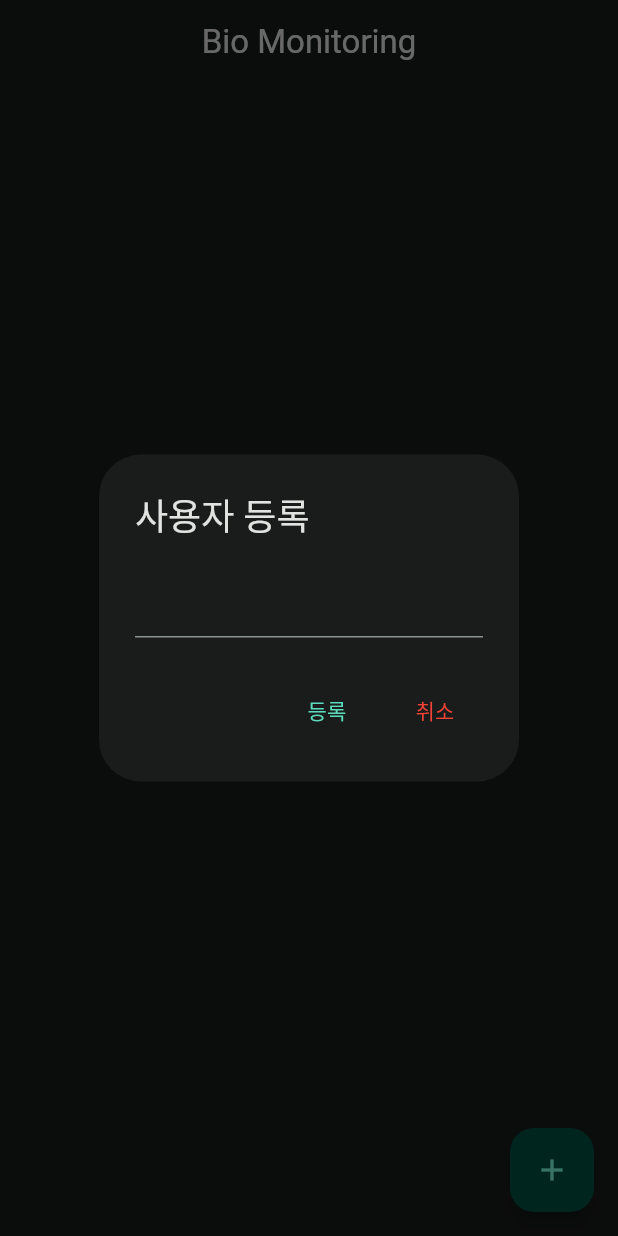
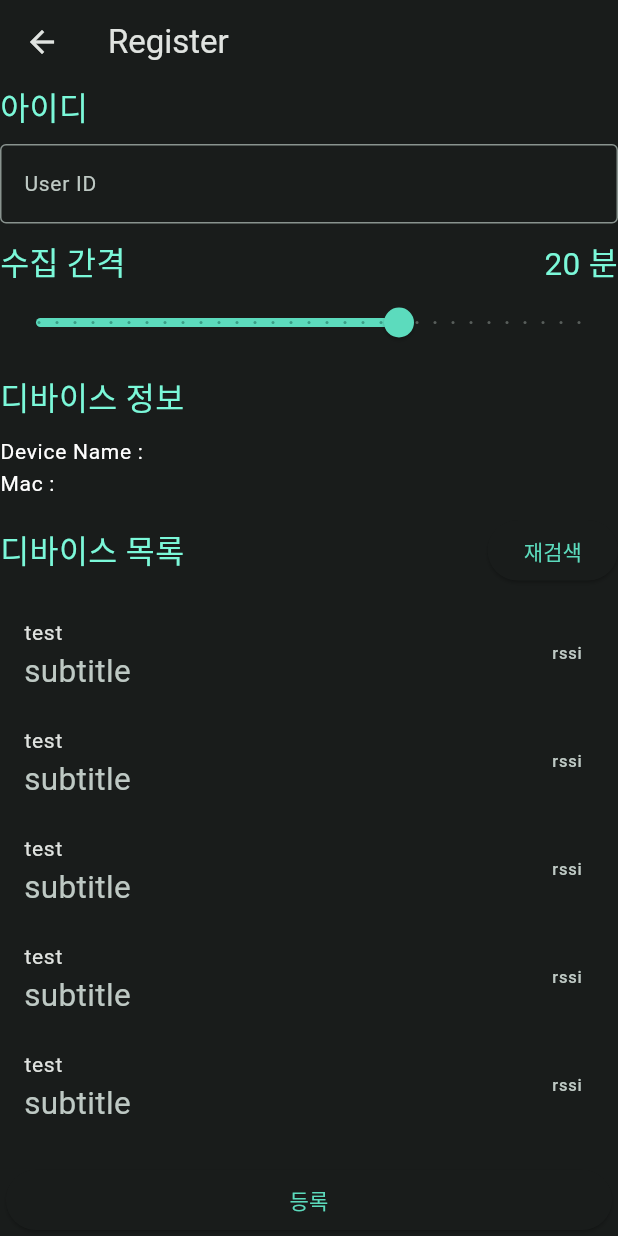
Before and after one commit to SbinSho/biometric_data_monitoring, a Flutter app: the screen it shows after launch, after a tap on the "add" icon, on a phone screen of 412 x 824 dp. Run offline on Flutter 3.47's test engine with Material 2 defaults, Android fonts, the phone set to English and light mode, and no system bars; our stand-ins replace hive, hive_flutter; accounts and stored records are empty.

Commit message:
* 수정내역 - google font package 추가 - text theme 추가 - 기존 사용자 등록 dialog창 없애고 사용자 등록 페이지 추가 - user data model 수정

```diff
--- a/lib/dash_board.dart
+++ /dev/null
@@ -1,104 +0,0 @@
-import 'package:biometric_data_monitoring/providers/bio_monitoring.dart';
-import 'package:biometric_data_monitoring/views/user_title.dart';
-import 'package:flutter/material.dart';
-import 'package:provider/provider.dart';
-
-import 'models/user_data.dart';
-
-class DashBoard extends StatefulWidget {
-  const DashBoard({super.key});
-
-  @override
-  State<DashBoard> createState() => _DashBoardState();
-}
-
-class _DashBoardState extends State<DashBoard> {
-  late final BioMonitoringProvider _bioMonitorProvider;
-
-  // Text Widget
-  final registerTitle = const Text("사용자 등록");
-  final registerUser = const Text("등록");
-  final cancle = const Text('취소', style: TextStyle(color: Colors.red));
-
-  final userTiles = <Widget>[];
-
-  @override
-  void initState() {
-    super.initState();
-
-    _bioMonitorProvider =
-        Provider.of<BioMonitoringProvider>(context, listen: false);
-
-    for (var element in _bioMonitorProvider.userList.entries) {
-      userTiles.add(UserTile(userDataModel: element.value));
-    }
-  }
-
-  @override
-  Widget build(BuildContext context) {
-    return Scaffold(
-      appBar: AppBar(
-        centerTitle: true,
-        title: const Text("Bio Monitoring"),
-      ),
-      body: Consumer<BioMonitoringProvider>(
-        builder: (context, value, child) {
-          return GridView.count(
-            crossAxisCount: 1,
-            children: userTiles,
-          );
-        },
-        child: GridView.count(
-          crossAxisCount: 1,
-          children: userTiles,
-        ),
-      ),
-      floatingActionButton: FloatingActionButton(
-        onPressed: () {
-          _createUserDialog();
-        },
-        child: const Icon(Icons.add),
-      ),
-    );
-  }
-
-  Future<void> _createUserDialog() async {
-    final idCont = TextEditingController();
-
-    return showDialog<void>(
-      context: context,
-      builder: (BuildContext context) {
-        return AlertDialog(
-          title: registerTitle,
-          content: SingleChildScrollView(
-            child: TextField(
-              controller: idCont,
-            ),
-          ),
-          actions: <Widget>[
-            TextButton(
-              child: registerUser,
-              onPressed: () {
-                if (idCont.text != "") {
-                  _bioMonitorProvider.createUser(idCont.text).then(
-                    (value) {
-                      if (value) {
-                        Navigator.of(context).pop();
-                      } else {
-                        // TODO : 실패시 로직 처리
-                      }
-                    },
-                  );
-                }
-              },
-            ),
-            TextButton(
-              onPressed: Navigator.of(context).pop,
-              child: cancle,
-            ),
-          ],
-        );
-      },
-    );
-  }
-}
--- a/lib/main.dart
+++ b/lib/main.dart
@@ -1,10 +1,11 @@
 import 'package:biometric_data_monitoring/color_schemes.g.dart';
 import 'package:biometric_data_monitoring/providers/bio_monitoring.dart';
+
 import 'package:flutter/material.dart';
-import 'package:hive/hive.dart';
+
 import 'package:provider/provider.dart';
 
-import 'dash_board.dart';
+import 'views/dash_board.dart';
 import 'models/hive_model.dart';
 
 void main() async {
@@ -38,12 +39,22 @@ class _MainState extends State<Main> {
       theme: ThemeData(
         useMaterial3: true,
         colorScheme: darkColorScheme,
+        textTheme: TextTheme(
+          bodyText1: const TextStyle(
+            fontSize: 14,
+            color: Colors.white,
+          ),
+          bodyText2: TextStyle(
+            fontSize: 21,
+            color: darkColorScheme.onPrimaryContainer,
+          ),
+        ),
       ),
       home: MultiProvider(
         providers: [
           ChangeNotifierProvider.value(value: _bioMonitorProvder),
         ],
-        child: const DashBoard(),
+        child: const DashBoardView(),
       ),
     );
   }
--- a/lib/models/hive_model.dart
+++ b/lib/models/hive_model.dart
@@ -1,7 +1,6 @@
 import 'package:hive_flutter/hive_flutter.dart';
 
 import 'biometric.dart';
-import 'user_data.dart';
 
 enum BoxType {
   user,
@@ -40,12 +39,12 @@ class HiveTypeId {
 ///     - value : bio data statistics model
 class HiveModel {
   static Future<void> init() async {
-    Hive.registerAdapter(UserDataModelAdapter());
     Hive.registerAdapter(BiometricModelAdapter());
 
     await Hive.initFlutter();
 
     for (var element in BoxType.values) {
+      await Hive.deleteBoxFromDisk(element.boxName);
       await Hive.openBox(element.boxName);
     }
   }
--- /dev/null
+++ b/lib/models/user.dart
@@ -0,0 +1,16 @@
+class User {
+  // User ID
+  late String userID;
+  // ble device ID
+  late String? deviceID;
+  // device collection interval
+  late int interval;
+  // register timestamp
+  late DateTime registerTime;
+
+  User(this.userID, this.deviceID, this.interval, this.registerTime);
+
+  @override
+  String toString() =>
+      "userID : $userID, deviceID : $deviceID, interval: $interval, registerTime : $registerTime";
+}
--- a/lib/models/user_data.dart
+++ b/lib/models/user_data.dart
@@ -1,27 +1 @@
-import 'package:hive/hive.dart';
-
-import 'hive_model.dart';
-
-part 'user_data.g.dart';
-
-@HiveType(typeId: HiveTypeId.userDataModel)
-class UserDataModel {
-  // user name
-  @HiveField(0)
-  late String userName;
-
-  @HiveField(1)
-  // ble device name
-  late String? deviceName;
-
-  @HiveField(2)
-  // data collection interval
-  late int dcInterval;
-
-  UserDataModel(this.userName, [this.deviceName, this.dcInterval = 1]);
-
-  @override
-  String toString() {
-    return "userName : $userName, deviceName : $deviceName, dcIntervale : $dcInterval";
-  }
-}
+class UserDataModel {}
--- a/lib/models/user_tile.dart
+++ b/lib/models/user_tile.dart
@@ -1,9 +1,8 @@
 import 'biometric.dart';
-import 'user_data.dart';
 
 class UserTileModel {
-  late final UserDataModel userDataModel;
+  late final String userName;
   late final List<BiometricModel>? bioDatas;
 
-  UserTileModel(this.userDataModel, this.bioDatas);
+  UserTileModel(this.bioDatas);
 }
--- a/lib/providers/bio_monitoring.dart
+++ b/lib/providers/bio_monitoring.dart
@@ -2,36 +2,25 @@ import 'package:flutter/material.dart';
 import 'package:hive/hive.dart';
 
 import '../models/hive_model.dart';
-import '../models/user_data.dart';
 
 class BioMonitoringProvider extends ChangeNotifier {
-  // key : user name, value : data model
-  final userList = <String, UserDataModel>{};
   final Box _userBox = Hive.box(BoxType.user.boxName);
 
-  BioMonitoringProvider() {
-    _loadUserDatas();
-  }
+  BioMonitoringProvider();
 
-  // 최초 앱 실행시 한번만 동작 수행
-  bool _loadUserDatas() {
-    final keys = _userBox.keys;
+  Set<String> loadUsers() {
+    final keys = _userBox.values;
 
-    for (var element in keys) {
-      final value = _userBox.get(element);
-      if (value == null) {
-        debugPrint("User Box get data is null");
-        return false;
-      }
-      userList[element] = value;
+    final users = <String>{};
+
+    for (var key in keys) {
+      users.add(key);
     }
 
-    return true;
+    return users;
   }
 
   Future<bool> createUser(String userName) async {
-    UserDataModel userModel = UserDataModel(userName);
-
     // get box
     final overlapUser = _userBox.get(userName.toLowerCase());
 
@@ -40,18 +29,14 @@ class BioMonitoringProvider extends ChangeNotifier {
     }
 
     // save data
-    userName = userName.toLowerCase();
-    await _userBox.put(userName, userModel);
-    // user list update
-    userList[userName] = userModel;
+    await _userBox.put(userName.toLowerCase(), userName);
 
-    notifyListeners();
-
-    // debugMsg
+    // debug msg
     debugPrint("User List==============");
     for (var element in _userBox.values) {
       debugPrint(element.toString());
     }
+    debugPrint("=======================");
 
     return true;
   }
--- /dev/null
+++ b/lib/views/dash_board.dart
@@ -0,0 +1,61 @@
+import 'dart:async';
+
+import 'package:biometric_data_monitoring/providers/bio_monitoring.dart';
+import 'package:biometric_data_monitoring/views/register.dart';
+import 'package:biometric_data_monitoring/views/user_title.dart';
+import 'package:flutter/material.dart';
+import 'package:provider/provider.dart';
+
+class DashBoardView extends StatefulWidget {
+  const DashBoardView({super.key});
+
+  @override
+  State<DashBoardView> createState() => _DashBoardViewState();
+}
+
+class _DashBoardViewState extends State<DashBoardView> {
+  late final BioMonitoringProvider _bioMonitorProvider;
+
+  // Text Widget
+  final dialogTitle = const Text("사용자 등록");
+  final register = const Text("등록");
+  final cancle = const Text('취소', style: TextStyle(color: Colors.red));
+
+  final userTiles = <Widget>[];
+
+  @override
+  void initState() {
+    super.initState();
+
+    _bioMonitorProvider =
+        Provider.of<BioMonitoringProvider>(context, listen: false);
+  }
+
+  @override
+  Widget build(BuildContext context) {
+    userTiles.clear();
+
+    for (var name in _bioMonitorProvider.loadUsers()) {
+      userTiles.add(UserTile(userName: name));
+    }
+    return Scaffold(
+      appBar: AppBar(
+        centerTitle: true,
+        title: const Text("Bio Monitoring"),
+      ),
+      body: ListView(
+        children: userTiles,
+      ),
+      floatingActionButton: FloatingActionButton(
+        onPressed: () {
+          Navigator.of(context).push(
+            MaterialPageRoute(
+              builder: (context) => RegisterView(),
+            ),
+          );
+        },
+        child: const Icon(Icons.add),
+      ),
+    );
+  }
+}
--- /dev/null
+++ b/lib/views/register.dart
@@ -0,0 +1,230 @@
+import 'package:flutter/material.dart';
+
+import '../models/user.dart';
+
+class RegisterView extends StatefulWidget {
+  const RegisterView({super.key});
+
+  @override
+  State<RegisterView> createState() => _RegisterViewState();
+}
+
+class _RegisterViewState extends State<RegisterView> {
+  final _userIDCont = TextEditingController();
+  double _currentSliderValue = 20;
+
+  bool _deviceSelFlag = false;
+
+  late String _inputUserID;
+  late String _inputDeviceID;
+  late int _inputInterVal;
+
+  @override
+  void initState() {
+    super.initState();
+    _inputUserID = "";
+    _inputDeviceID = "";
+    _inputInterVal = 10;
+  }
+
+  @override
+  Widget build(BuildContext context) {
+    return Scaffold(
+      appBar: AppBar(
+        title: const Text("Register"),
+      ),
+      body: Column(
+        mainAxisSize: MainAxisSize.min,
+        children: [
+          _idTextField,
+          const SizedBox(height: 10.0),
+          ..._slider,
+          const SizedBox(height: 10.0),
+          _deviceInfo,
+          const SizedBox(height: 10.0),
+          Expanded(
+            child: _deviceSelFlag ? Container() : _deviceList,
+          ),
+          const SizedBox(height: 10.0),
+          _bottomBtn,
+        ],
+      ),
+    );
+  }
+
+  Column get _idTextField => Column(
+        crossAxisAlignment: CrossAxisAlignment.start,
+        children: [
+          const Text("아이디"),
+          const SizedBox(height: 10.0),
+          TextField(
+            controller: _userIDCont,
+            decoration: const InputDecoration(
+              border: OutlineInputBorder(),
+              labelText: "User ID",
+            ),
+          ),
+        ],
+      );
+
+  List<Widget> get _slider => [
+        Row(
+          mainAxisAlignment: MainAxisAlignment.spaceBetween,
+          children: [
+            const Text(
+              "수집 간격",
+            ),
+            Text(_sliderValue),
+          ],
+        ),
+        Slider(
+          min: 1,
+          max: 30,
+          divisions: 30,
+          value: _currentSliderValue,
+          onChanged: (value) {
+            setState(() {
+              _currentSliderValue = value;
+            });
+          },
+        ),
+      ];
+
+  Column get _deviceInfo => Column(
+        crossAxisAlignment: CrossAxisAlignment.start,
+        children: [
+          const Text(
+            "디바이스 정보",
+          ),
+          const SizedBox(height: 10.0),
+          Row(
+            mainAxisAlignment: MainAxisAlignment.spaceBetween,
+            children: [
+              Column(
+                crossAxisAlignment: CrossAxisAlignment.start,
+                children: [
+                  Text(
+                    "Device Name : ",
+                    style: Theme.of(context).textTheme.bodyText1!.copyWith(),
+                  ),
+                  Text(
+                    "Mac : ",
+                    style: Theme.of(context).textTheme.bodyText1!.copyWith(),
+                  ),
+                ],
+              ),
+            ],
+          ),
+        ],
+      );
+
+  Widget get _deviceList => Column(
+        children: [
+          Row(
+            mainAxisAlignment: MainAxisAlignment.spaceBetween,
+            children: [
+              const Text("디바이스 목록"),
+              ElevatedButton(
+                onPressed: () {},
+                child: const Text("재검색"),
+              )
+            ],
+          ),
+          const SizedBox(height: 8.0),
+          Expanded(
+            child: ListView(
+              shrinkWrap: true,
+              children: List.generate(
+                100,
+                (index) => ListTile(
+                  title: Text("test"),
+                  subtitle: Text("subtitle"),
+                  trailing: Text("rssi"),
+                  onTap: () {
+                    setState(() {
+                      _deviceSelFlag = true;
+                    });
+                  },
+                ),
+              ),
+            ),
+          ),
+        ],
+      );
+
+  Widget get _bottomBtn => Row(
+        children: [
+          _deviceSelFlag
+              ? Expanded(
+                  child: Padding(
+                    padding: const EdgeInsetsDirectional.only(
+                      start: 4.0,
+                      end: 4.0,
+                    ),
+                    child: ElevatedButton(
+                      onPressed: () {
+                        setState(() {
+                          _deviceSelFlag = false;
+                        });
+                      },
+                      child: const Text("디바이스 다시 선택"),
+                    ),
+                  ),
+                )
+              : Container(),
+          Expanded(
+            child: Padding(
+              padding: const EdgeInsetsDirectional.only(
+                start: 4.0,
+                end: 4.0,
+              ),
+              child: ElevatedButton(
+                onPressed: () {
+                  final snackBarMsg = <String>[];
+
+                  _inputUserID = _userIDCont.text;
+
+                  if (_inputUserID == "") {
+                    snackBarMsg.add("User ID Error");
+                  }
+
+                  if (_inputDeviceID == "") {
+                    snackBarMsg.add("Device ID Error");
+                  }
+
+                  if (snackBarMsg.isNotEmpty) {
+                    ScaffoldMessenger.of(context).showSnackBar(
+                      SnackBar(
+                        behavior: SnackBarBehavior.floating,
+                        content: Text('Valid Error : ${snackBarMsg.join(",")}'),
+                      ),
+                    );
+
+                    return;
+                  }
+
+                  User user = User(
+                    _inputUserID,
+                    _inputDeviceID,
+                    _inputInterVal,
+                    DateTime.now(),
+                  );
+
+                  debugPrint(user.toString());
+                },
+                child: const Text("등록"),
+              ),
+            ),
+          ),
+        ],
+      );
+
+  String get _sliderValue =>
+      "${_currentSliderValue.toString().split(".").first} 분";
+
+  @override
+  void dispose() {
+    super.dispose();
+    _userIDCont.dispose();
+  }
+}
--- a/lib/views/user_title.dart
+++ b/lib/views/user_title.dart
@@ -1,21 +1,17 @@
-import 'package:biometric_data_monitoring/models/user_data.dart';
 import 'package:flutter/material.dart';
 
 class UserTile extends StatefulWidget {
-  final UserDataModel userDataModel;
+  final String userName;
 
-  const UserTile({required this.userDataModel, super.key});
+  const UserTile({required this.userName, super.key});
 
   @override
   State<UserTile> createState() => _UserTileState();
 }
 
 class _UserTileState extends State<UserTile> {
-  late final UserDataModel model;
-
   @override
   void initState() {
-    model = widget.userDataModel;
     super.initState();
   }
 
@@ -24,7 +20,7 @@ class _UserTileState extends State<UserTile> {
     return Column(
       crossAxisAlignment: CrossAxisAlignment.start,
       children: [
-        Text("${model.userName}"),
+        Text(widget.userName),
         Container(
           child: Column(children: []),
         ),
--- a/pubspec.yaml
+++ b/pubspec.yaml
@@ -30,6 +30,9 @@ dependencies:
   # date time
   intl: ^0.17.0
 
+  # google font
+  google_fonts: ^3.0.1
+
   permission_handler: ^10.2.0
 
 dev_dependencies:
```
Also changed, not shown: lib/models/user_data.g.dart (deleted), pubspec.lock.
